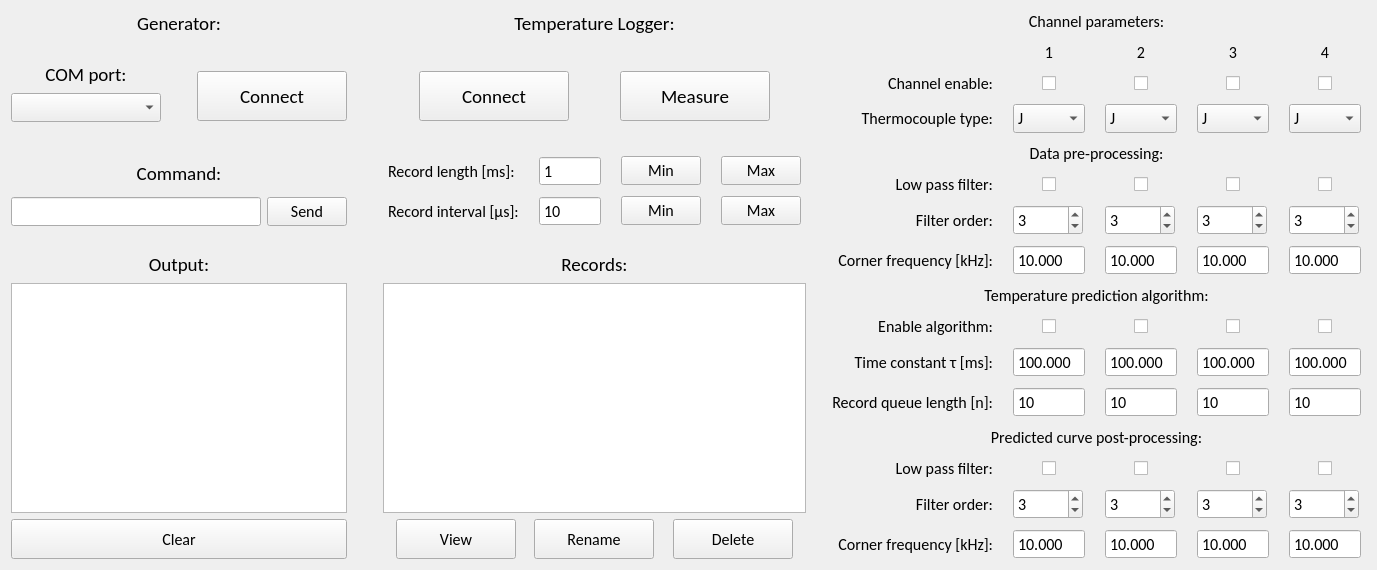
This is Code/PC/UI/V286-tclogger_control_main.ui in IliyanAntov/HighSpeedThermocoupleLogger as Qt 5 draws it before an edit. The edited form follows.
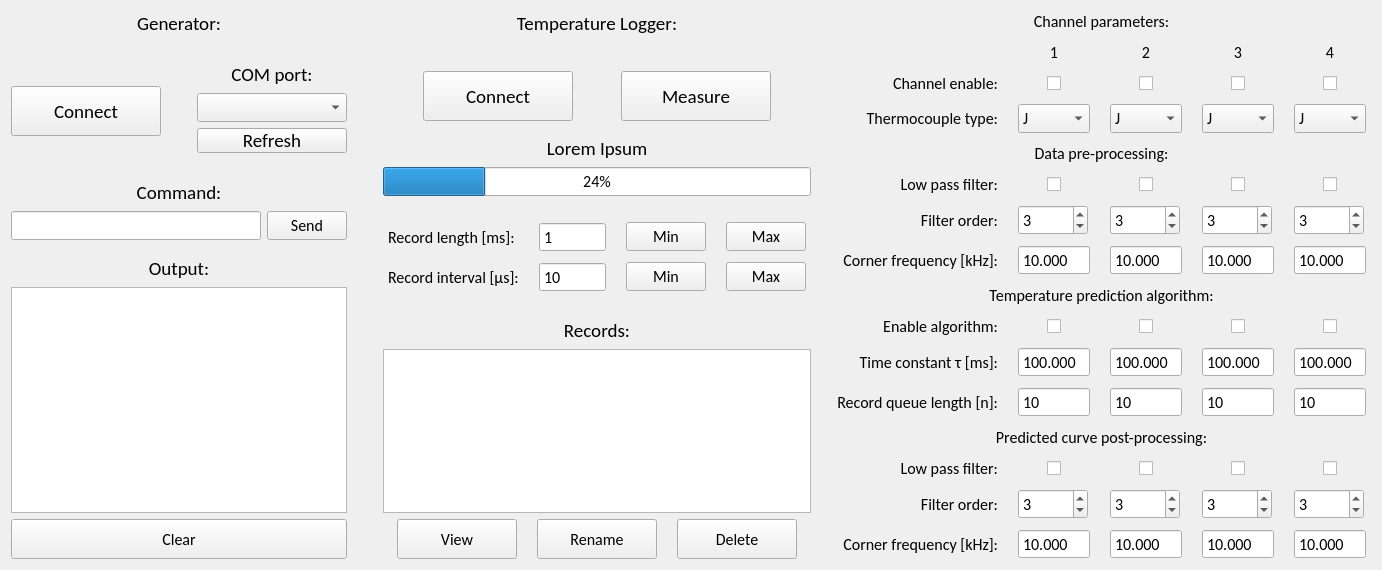
This is the edited form.

Commit message: Added impedance recording to the measurements

What changed in the file:
```diff
--- a/Code/PC/UI/V286-tclogger_control_main.ui
+++ b/Code/PC/UI/V286-tclogger_control_main.ui
@@ -6,7 +6,7 @@
    <rect>
     <x>0</x>
     <y>0</y>
-    <width>1377</width>
+    <width>1382</width>
     <height>560</height>
    </rect>
   </property>
@@ -17,14 +17,17 @@
     <italic>false</italic>
    </font>
   </property>
+  <property name="focusPolicy">
+   <enum>Qt::ClickFocus</enum>
+  </property>
   <property name="windowTitle">
    <string>Form</string>
   </property>
   <layout class="QHBoxLayout" name="horizontalLayout_3">
    <item>
-    <layout class="QGridLayout" name="gridLayout">
-     <item row="7" column="2">
-      <widget class="QLabel" name="label_23">
+    <layout class="QVBoxLayout" name="GeneratorLayout">
+     <item>
+      <widget class="QLabel" name="label_27">
        <property name="font">
         <font>
          <family>Calibri</family>
@@ -33,214 +36,33 @@
         </font>
        </property>
        <property name="text">
-        <string>Records:</string>
+        <string>Generator:</string>
        </property>
        <property name="alignment">
         <set>Qt::AlignCenter</set>
        </property>
-      </widget>
-     </item>
-     <item row="9" column="0">
-      <widget class="QPushButton" name="GeneratorOutputClearButton">
-       <property name="minimumSize">
-        <size>
-         <width>120</width>
-         <height>40</height>
-        </size>
+       <property name="buddy">
+        <cstring>GeneratorConnectionButton</cstring>
        </property>
-       <property name="font">
-        <font>
-         <family>Calibri</family>
-         <pointsize>12</pointsize>
-         <italic>false</italic>
-        </font>
-       </property>
-       <property name="text">
-        <string>Clear</string>
-       </property>
       </widget>
      </item>
-     <item row="4" column="1">
-      <spacer name="horizontalSpacer_8">
+     <item>
+      <spacer name="verticalSpacer_7">
        <property name="orientation">
-        <enum>Qt::Horizontal</enum>
+        <enum>Qt::Vertical</enum>
        </property>
        <property name="sizeType">
         <enum>QSizePolicy::Minimum</enum>
        </property>
        <property name="sizeHint" stdset="0">
         <size>
-         <width>30</width>
+         <width>20</width>
          <height>20</height>
         </size>
        </property>
       </spacer>
      </item>
-     <item row="7" column="0">
-      <widget class="QLabel" name="label_25">
-       <property name="font">
-        <font>
-         <family>Calibri</family>
-         <pointsize>14</pointsize>
-         <italic>false</italic>
-        </font>
-       </property>
-       <property name="text">
-        <string>Output:</string>
-       </property>
-       <property name="alignment">
-        <set>Qt::AlignCenter</set>
-       </property>
-      </widget>
-     </item>
-     <item row="0" column="2">
-      <widget class="QLabel" name="label_28">
-       <property name="font">
-        <font>
-         <family>Calibri</family>
-         <pointsize>14</pointsize>
-         <italic>false</italic>
-        </font>
-       </property>
-       <property name="text">
-        <string>Temperature Logger:</string>
-       </property>
-       <property name="alignment">
-        <set>Qt::AlignCenter</set>
-       </property>
-      </widget>
-     </item>
-     <item row="9" column="2">
-      <layout class="QHBoxLayout" name="ViewRenameLayout">
        <item>
-        <spacer name="horizontalSpacer_5">
-         <property name="orientation">
-          <enum>Qt::Horizontal</enum>
-         </property>
-         <property name="sizeHint" stdset="0">
-          <size>
-           <width>40</width>
-           <height>20</height>
-          </size>
-         </property>
-        </spacer>
-       </item>
-       <item>
-        <widget class="QPushButton" name="ViewRecordButton">
-         <property name="minimumSize">
-          <size>
-           <width>120</width>
-           <height>40</height>
-          </size>
-         </property>
-         <property name="font">
-          <font>
-           <family>Calibri</family>
-           <pointsize>12</pointsize>
-           <italic>false</italic>
-          </font>
-         </property>
-         <property name="text">
-          <string>View</string>
-         </property>
-        </widget>
-       </item>
-       <item>
-        <spacer name="horizontalSpacer_4">
-         <property name="orientation">
-          <enum>Qt::Horizontal</enum>
-         </property>
-         <property name="sizeHint" stdset="0">
-          <size>
-           <width>40</width>
-           <height>20</height>
-          </size>
-         </property>
-        </spacer>
-       </item>
-       <item>
-        <widget class="QPushButton" name="RenameRecordButton">
-         <property name="minimumSize">
-          <size>
-           <width>120</width>
-           <height>40</height>
-          </size>
-         </property>
-         <property name="font">
-          <font>
-           <family>Calibri</family>
-           <pointsize>12</pointsize>
-           <italic>false</italic>
-          </font>
-         </property>
-         <property name="text">
-          <string>Rename</string>
-         </property>
-        </widget>
-       </item>
-       <item>
-        <spacer name="horizontalSpacer_6">
-         <property name="orientation">
-          <enum>Qt::Horizontal</enum>
-         </property>
-         <property name="sizeHint" stdset="0">
-          <size>
-           <width>40</width>
-           <height>20</height>
-          </size>
-         </property>
-        </spacer>
-       </item>
-       <item>
-        <widget class="QPushButton" name="DeleteRecordButton">
-         <property name="minimumSize">
-          <size>
-           <width>120</width>
-           <height>40</height>
-          </size>
-         </property>
-         <property name="font">
-          <font>
-           <family>Calibri</family>
-           <pointsize>12</pointsize>
-           <italic>false</italic>
-          </font>
-         </property>
-         <property name="text">
-          <string>Delete</string>
-         </property>
-        </widget>
-       </item>
-       <item>
-        <spacer name="horizontalSpacer_7">
-         <property name="orientation">
-          <enum>Qt::Horizontal</enum>
-         </property>
-         <property name="sizeHint" stdset="0">
-          <size>
-           <width>40</width>
-           <height>20</height>
-          </size>
-         </property>
-        </spacer>
-       </item>
-      </layout>
-     </item>
-     <item row="8" column="0">
-      <widget class="QListWidget" name="GeneratorOutputList">
-       <property name="font">
-        <font>
-         <family>Calibri</family>
-         <pointsize>12</pointsize>
-         <italic>false</italic>
-        </font>
-       </property>
-       <property name="selectionRectVisible">
-        <bool>false</bool>
-       </property>
-      </widget>
-     </item>
-     <item row="2" column="0">
       <layout class="QHBoxLayout" name="ConnectMeasureLayout_2">
        <item>
         <layout class="QHBoxLayout" name="horizontalLayout_2">
@@ -257,6 +79,50 @@
            </property>
           </spacer>
          </item>
+         <item>
+          <widget class="QPushButton" name="GeneratorConnectionButton">
+           <property name="sizePolicy">
+            <sizepolicy hsizetype="Minimum" vsizetype="Fixed">
+             <horstretch>0</horstretch>
+             <verstretch>0</verstretch>
+            </sizepolicy>
+           </property>
+           <property name="minimumSize">
+            <size>
+             <width>150</width>
+             <height>50</height>
+            </size>
+           </property>
+           <property name="font">
+            <font>
+             <family>Calibri</family>
+             <pointsize>14</pointsize>
+             <weight>50</weight>
+             <italic>false</italic>
+             <bold>false</bold>
+            </font>
+           </property>
+           <property name="text">
+            <string>Connect</string>
+           </property>
+          </widget>
+         </item>
+         <item>
+          <spacer name="horizontalSpacer_9">
+           <property name="orientation">
+            <enum>Qt::Horizontal</enum>
+           </property>
+           <property name="sizeType">
+            <enum>QSizePolicy::Minimum</enum>
+           </property>
+           <property name="sizeHint" stdset="0">
+            <size>
+             <width>30</width>
+             <height>20</height>
+            </size>
+           </property>
+          </spacer>
+         </item>
          <item>
           <layout class="QVBoxLayout" name="verticalLayout_2">
            <property name="topMargin">
@@ -280,6 +146,9 @@
              <property name="alignment">
               <set>Qt::AlignCenter</set>
              </property>
+             <property name="buddy">
+              <cstring>GeneratorComPort</cstring>
+             </property>
             </widget>
            </item>
            <item>
@@ -298,26 +167,8 @@
              </property>
             </widget>
            </item>
-          </layout>
-         </item>
          <item>
-          <spacer name="horizontalSpacer_9">
-           <property name="orientation">
-            <enum>Qt::Horizontal</enum>
-           </property>
-           <property name="sizeType">
-            <enum>QSizePolicy::Minimum</enum>
-           </property>
-           <property name="sizeHint" stdset="0">
-            <size>
-             <width>30</width>
-             <height>20</height>
-            </size>
-           </property>
-          </spacer>
-         </item>
-         <item>
-          <widget class="QPushButton" name="GeneratorConnectionButton">
+            <widget class="QPushButton" name="GeneratorComPortRefreshButton">
            <property name="sizePolicy">
             <sizepolicy hsizetype="Minimum" vsizetype="Fixed">
              <horstretch>0</horstretch>
@@ -327,7 +178,13 @@
            <property name="minimumSize">
             <size>
              <width>150</width>
-             <height>50</height>
+               <height>25</height>
+              </size>
+             </property>
+             <property name="maximumSize">
+              <size>
+               <width>16777215</width>
+               <height>25</height>
             </size>
            </property>
            <property name="font">
@@ -340,9 +197,11 @@
             </font>
            </property>
            <property name="text">
-            <string>Connect</string>
-           </property>
-          </widget>
+              <string>Refresh</string>
+             </property>
+            </widget>
+           </item>
+          </layout>
          </item>
          <item>
           <spacer name="horizontalSpacer_11">
@@ -361,8 +220,8 @@
        </item>
       </layout>
      </item>
-     <item row="6" column="2">
-      <spacer name="verticalSpacer_2">
+     <item>
+      <spacer name="verticalSpacer_5">
        <property name="orientation">
         <enum>Qt::Vertical</enum>
        </property>
@@ -372,13 +231,141 @@
        <property name="sizeHint" stdset="0">
         <size>
          <width>20</width>
+         <height>13</height>
+        </size>
+       </property>
+      </spacer>
+     </item>
+     <item>
+      <layout class="QVBoxLayout" name="verticalLayout">
+       <item>
+        <widget class="QLabel" name="label_24">
+         <property name="font">
+          <font>
+           <family>Calibri</family>
+           <pointsize>14</pointsize>
+           <italic>false</italic>
+          </font>
+         </property>
+         <property name="text">
+          <string>Command:</string>
+         </property>
+         <property name="alignment">
+          <set>Qt::AlignCenter</set>
+         </property>
+         <property name="buddy">
+          <cstring>GeneratorCommand</cstring>
+         </property>
+        </widget>
+       </item>
+       <item>
+        <layout class="QHBoxLayout" name="horizontalLayout">
+         <item>
+          <widget class="QLineEdit" name="GeneratorCommand"/>
+         </item>
+         <item>
+          <widget class="QPushButton" name="GeneratorSendCommandButton">
+           <property name="text">
+            <string>Send</string>
+           </property>
+          </widget>
+         </item>
+        </layout>
+       </item>
+      </layout>
+     </item>
+     <item>
+      <spacer name="verticalSpacer_6">
+       <property name="orientation">
+        <enum>Qt::Vertical</enum>
+       </property>
+       <property name="sizeType">
+        <enum>QSizePolicy::Minimum</enum>
+       </property>
+       <property name="sizeHint" stdset="0">
+        <size>
+         <width>20</width>
+         <height>10</height>
+        </size>
+       </property>
+      </spacer>
+     </item>
+     <item>
+      <widget class="QLabel" name="label_25">
+       <property name="font">
+        <font>
+         <family>Calibri</family>
+         <pointsize>14</pointsize>
+         <italic>false</italic>
+        </font>
+       </property>
+       <property name="text">
+        <string>Output:</string>
+       </property>
+       <property name="alignment">
+        <set>Qt::AlignCenter</set>
+       </property>
+       <property name="buddy">
+        <cstring>GeneratorOutputList</cstring>
+       </property>
+      </widget>
+     </item>
+     <item>
+      <widget class="QListWidget" name="GeneratorOutputList">
+       <property name="font">
+        <font>
+         <family>Calibri</family>
+         <pointsize>12</pointsize>
+         <italic>false</italic>
+        </font>
+       </property>
+       <property name="selectionRectVisible">
+        <bool>false</bool>
+       </property>
+      </widget>
+     </item>
+     <item>
+      <widget class="QPushButton" name="GeneratorOutputClearButton">
+       <property name="minimumSize">
+        <size>
+         <width>120</width>
+         <height>40</height>
+        </size>
+       </property>
+       <property name="font">
+        <font>
+         <family>Calibri</family>
+         <pointsize>12</pointsize>
+         <italic>false</italic>
+        </font>
+       </property>
+       <property name="text">
+        <string>Clear</string>
+       </property>
+      </widget>
+     </item>
+    </layout>
+   </item>
+   <item>
+    <spacer name="horizontalSpacer_8">
+     <property name="orientation">
+      <enum>Qt::Horizontal</enum>
+     </property>
+     <property name="sizeType">
+      <enum>QSizePolicy::Minimum</enum>
+     </property>
+     <property name="sizeHint" stdset="0">
+      <size>
+       <width>30</width>
          <height>20</height>
         </size>
        </property>
       </spacer>
      </item>
-     <item row="0" column="0">
-      <widget class="QLabel" name="label_27">
+   <item>
+    <layout class="QVBoxLayout" name="TemperatureLoggerLayout">
+     <item>
+      <widget class="QLabel" name="label_28">
        <property name="font">
         <font>
          <family>Calibri</family>
@@ -387,14 +374,34 @@
         </font>
        </property>
        <property name="text">
-        <string>Generator:</string>
+        <string>Temperature Logger:</string>
        </property>
        <property name="alignment">
         <set>Qt::AlignCenter</set>
        </property>
+       <property name="buddy">
+        <cstring>ConnectionButton</cstring>
+       </property>
       </widget>
      </item>
-     <item row="2" column="2">
+     <item>
+      <spacer name="verticalSpacer_8">
+       <property name="orientation">
+        <enum>Qt::Vertical</enum>
+       </property>
+       <property name="sizeType">
+        <enum>QSizePolicy::Minimum</enum>
+       </property>
+       <property name="sizeHint" stdset="0">
+        <size>
+         <width>20</width>
+         <height>20</height>
+        </size>
+       </property>
+      </spacer>
+     </item>
+     <item>
+      <widget class="QFrame" name="ConnectMeasureButtonsFrame">
       <layout class="QHBoxLayout" name="ConnectMeasureLayout">
        <item>
         <spacer name="horizontalSpacer_2">
@@ -495,24 +502,36 @@
         </spacer>
        </item>
       </layout>
+      </widget>
      </item>
-     <item row="1" column="2">
-      <spacer name="verticalSpacer_8">
-       <property name="orientation">
-        <enum>Qt::Vertical</enum>
+     <item>
+      <widget class="QLabel" name="MeasurementProgressText">
+       <property name="font">
+        <font>
+         <family>Calibri</family>
+         <pointsize>14</pointsize>
+         <italic>false</italic>
+        </font>
        </property>
-       <property name="sizeType">
-        <enum>QSizePolicy::Minimum</enum>
+       <property name="text">
+        <string>Lorem Ipsum</string>
        </property>
-       <property name="sizeHint" stdset="0">
-        <size>
-         <width>20</width>
-         <height>20</height>
-        </size>
+       <property name="alignment">
+        <set>Qt::AlignCenter</set>
        </property>
-      </spacer>
+      </widget>
      </item>
-     <item row="3" column="2">
+     <item>
+      <widget class="QProgressBar" name="MeasurementProgressBar">
+       <property name="value">
+        <number>24</number>
+       </property>
+       <property name="textVisible">
+        <bool>true</bool>
+       </property>
+      </widget>
+     </item>
+     <item>
       <spacer name="verticalSpacer">
        <property name="orientation">
         <enum>Qt::Vertical</enum>
@@ -528,7 +547,7 @@
        </property>
       </spacer>
      </item>
-     <item row="4" column="2">
+     <item>
       <layout class="QGridLayout" name="MeasSettingsLayout">
        <property name="leftMargin">
         <number>5</number>
@@ -547,6 +566,9 @@
          <property name="text">
           <string>Record length [ms]:</string>
          </property>
+         <property name="buddy">
+          <cstring>RecordLengthValue</cstring>
+         </property>
         </widget>
        </item>
        <item row="1" column="1">
@@ -567,6 +589,9 @@
          <property name="text">
           <string>Record interval [μs]:</string>
          </property>
+         <property name="buddy">
+          <cstring>RecordIntervalValue</cstring>
+         </property>
         </widget>
        </item>
        <item row="0" column="1">
@@ -612,7 +637,43 @@
        </item>
       </layout>
      </item>
-     <item row="8" column="2">
+     <item>
+      <spacer name="verticalSpacer_2">
+       <property name="orientation">
+        <enum>Qt::Vertical</enum>
+       </property>
+       <property name="sizeType">
+        <enum>QSizePolicy::Minimum</enum>
+       </property>
+       <property name="sizeHint" stdset="0">
+        <size>
+         <width>20</width>
+         <height>20</height>
+        </size>
+       </property>
+      </spacer>
+     </item>
+     <item>
+      <widget class="QLabel" name="label_23">
+       <property name="font">
+        <font>
+         <family>Calibri</family>
+         <pointsize>14</pointsize>
+         <italic>false</italic>
+        </font>
+       </property>
+       <property name="text">
+        <string>Records:</string>
+       </property>
+       <property name="alignment">
+        <set>Qt::AlignCenter</set>
+       </property>
+       <property name="buddy">
+        <cstring>RecordsList</cstring>
+       </property>
+      </widget>
+     </item>
+     <item>
       <widget class="QListWidget" name="RecordsList">
        <property name="font">
         <font>
@@ -626,38 +687,119 @@
        </property>
       </widget>
      </item>
-     <item row="4" column="0">
-      <layout class="QVBoxLayout" name="verticalLayout">
        <item>
-        <widget class="QLabel" name="label_24">
+      <layout class="QHBoxLayout" name="ViewRenameLayout">
+       <item>
+        <spacer name="horizontalSpacer_5">
+         <property name="orientation">
+          <enum>Qt::Horizontal</enum>
+         </property>
+         <property name="sizeHint" stdset="0">
+          <size>
+           <width>40</width>
+           <height>20</height>
+          </size>
+         </property>
+        </spacer>
+       </item>
+       <item>
+        <widget class="QPushButton" name="ViewRecordButton">
+         <property name="minimumSize">
+          <size>
+           <width>120</width>
+           <height>40</height>
+          </size>
+         </property>
          <property name="font">
           <font>
            <family>Calibri</family>
-           <pointsize>14</pointsize>
+           <pointsize>12</pointsize>
            <italic>false</italic>
           </font>
          </property>
          <property name="text">
-          <string>Command:</string>
+          <string>View</string>
          </property>
-         <property name="alignment">
-          <set>Qt::AlignCenter</set>
-         </property>
         </widget>
        </item>
        <item>
-        <layout class="QHBoxLayout" name="horizontalLayout">
+        <spacer name="horizontalSpacer_4">
+         <property name="orientation">
+          <enum>Qt::Horizontal</enum>
+         </property>
+         <property name="sizeHint" stdset="0">
+          <size>
+           <width>40</width>
+           <height>20</height>
+          </size>
+         </property>
+        </spacer>
+       </item>
          <item>
-          <widget class="QLineEdit" name="GeneratorCommand"/>
+        <widget class="QPushButton" name="RenameRecordButton">
+         <property name="minimumSize">
+          <size>
+           <width>120</width>
+           <height>40</height>
+          </size>
+         </property>
+         <property name="font">
+          <font>
+           <family>Calibri</family>
+           <pointsize>12</pointsize>
+           <italic>false</italic>
+          </font>
+         </property>
+         <property name="text">
+          <string>Rename</string>
+         </property>
+        </widget>
          </item>
          <item>
-          <widget class="QPushButton" name="GeneratorSendCommandButton">
+        <spacer name="horizontalSpacer_6">
+         <property name="orientation">
+          <enum>Qt::Horizontal</enum>
+         </property>
+         <property name="sizeHint" stdset="0">
+          <size>
+           <width>40</width>
+           <height>20</height>
+          </size>
+         </property>
+        </spacer>
+       </item>
+       <item>
+        <widget class="QPushButton" name="DeleteRecordButton">
+         <property name="minimumSize">
+          <size>
+           <width>120</width>
+           <height>40</height>
+          </size>
+         </property>
+         <property name="font">
+          <font>
+           <family>Calibri</family>
+           <pointsize>12</pointsize>
+           <italic>false</italic>
+          </font>
+         </property>
            <property name="text">
-            <string>Send</string>
+          <string>Delete</string>
            </property>
           </widget>
          </item>
-        </layout>
+       <item>
+        <spacer name="horizontalSpacer_7">
+         <property name="orientation">
+          <enum>Qt::Horizontal</enum>
+         </property>
+         <property name="sizeHint" stdset="0">
+          <size>
+           <width>40</width>
+           <height>20</height>
+          </size>
+         </property>
+        </spacer>
        </item>
       </layout>
      </item>
@@ -695,6 +837,9 @@
        <property name="margin">
         <number>3</number>
        </property>
+       <property name="buddy">
+        <cstring>PostProcessLowPassEnabled_1</cstring>
+       </property>
       </widget>
      </item>
      <item row="11" column="5">
@@ -731,6 +876,9 @@
        <property name="alignment">
         <set>Qt::AlignCenter</set>
        </property>
+       <property name="buddy">
+        <cstring>ChannelEnabled_2</cstring>
+       </property>
       </widget>
      </item>
      <item row="2" column="5">
@@ -748,6 +896,9 @@
        <property name="alignment">
         <set>Qt::AlignCenter</set>
        </property>
+       <property name="buddy">
+        <cstring>ChannelEnabled_4</cstring>
+       </property>
       </widget>
      </item>
      <item row="11" column="2">
@@ -865,6 +1016,9 @@
        <property name="margin">
         <number>3</number>
        </property>
+       <property name="buddy">
+        <cstring>PredictionEnabled_1</cstring>
+       </property>
       </widget>
      </item>
      <item row="8" column="4">
@@ -980,6 +1134,9 @@
        <property name="margin">
         <number>3</number>
        </property>
+       <property name="buddy">
+        <cstring>ChannelTcType_1</cstring>
+       </property>
       </widget>
      </item>
      <item row="10" column="5" alignment="Qt::AlignHCenter">
@@ -1028,6 +1185,9 @@
        <property name="margin">
         <number>3</number>
        </property>
+       <property name="buddy">
+        <cstring>PredictionQueueLength_1</cstring>
+       </property>
       </widget>
      </item>
      <item row="16" column="2">
@@ -1164,6 +1324,9 @@
        <property name="margin">
         <number>3</number>
        </property>
+       <property name="buddy">
+        <cstring>DataLowPassEnabled_1</cstring>
+       </property>
       </widget>
      </item>
      <item row="8" column="3">
@@ -1293,6 +1456,9 @@
        <property name="margin">
         <number>3</number>
        </property>
+       <property name="buddy">
+        <cstring>PredictionTimeConstant_1</cstring>
+       </property>
       </widget>
      </item>
      <item row="16" column="4">
@@ -1362,6 +1528,9 @@
        <property name="alignment">
         <set>Qt::AlignCenter</set>
        </property>
+       <property name="buddy">
+        <cstring>ChannelEnabled_1</cstring>
+       </property>
       </widget>
      </item>
      <item row="15" column="2">
@@ -1470,6 +1639,9 @@
        <property name="margin">
         <number>3</number>
        </property>
+       <property name="buddy">
+        <cstring>DataLowPassOrder_1</cstring>
+       </property>
       </widget>
      </item>
      <item row="2" column="4">
@@ -1487,6 +1659,9 @@
        <property name="alignment">
         <set>Qt::AlignCenter</set>
        </property>
+       <property name="buddy">
+        <cstring>ChannelEnabled_3</cstring>
+       </property>
       </widget>
      </item>
      <item row="3" column="5" alignment="Qt::AlignHCenter">
@@ -1650,6 +1825,9 @@
        <property name="margin">
         <number>3</number>
        </property>
+       <property name="buddy">
+        <cstring>PostProcessLowPassOrder_1</cstring>
+       </property>
       </widget>
      </item>
      <item row="14" column="3" alignment="Qt::AlignHCenter">
@@ -1684,6 +1862,9 @@
        <property name="margin">
         <number>3</number>
        </property>
+       <property name="buddy">
+        <cstring>PostProcessLowPassCornerFrequency_1</cstring>
+       </property>
       </widget>
      </item>
      <item row="15" column="5">
@@ -1735,6 +1916,9 @@
        <property name="margin">
         <number>3</number>
        </property>
+       <property name="buddy">
+        <cstring>ChannelEnabled_1</cstring>
+       </property>
       </widget>
      </item>
      <item row="8" column="1">
@@ -1755,6 +1939,9 @@
        <property name="margin">
         <number>3</number>
        </property>
+       <property name="buddy">
+        <cstring>DataLowPassCornerFrequency_1</cstring>
+       </property>
       </widget>
      </item>
      <item row="4" column="3">
```
Left out of the diff: 64 changed lines with no effect on the pictures. Lines whose indentation alone changed are shown as unchanged. The commit also changes 5 other files.
